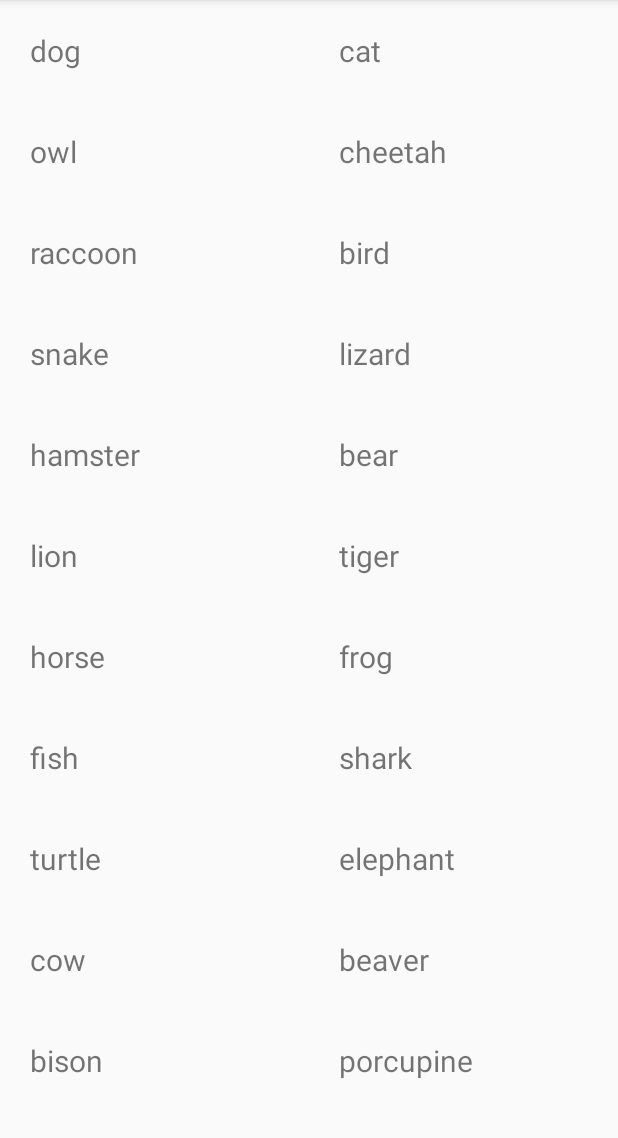
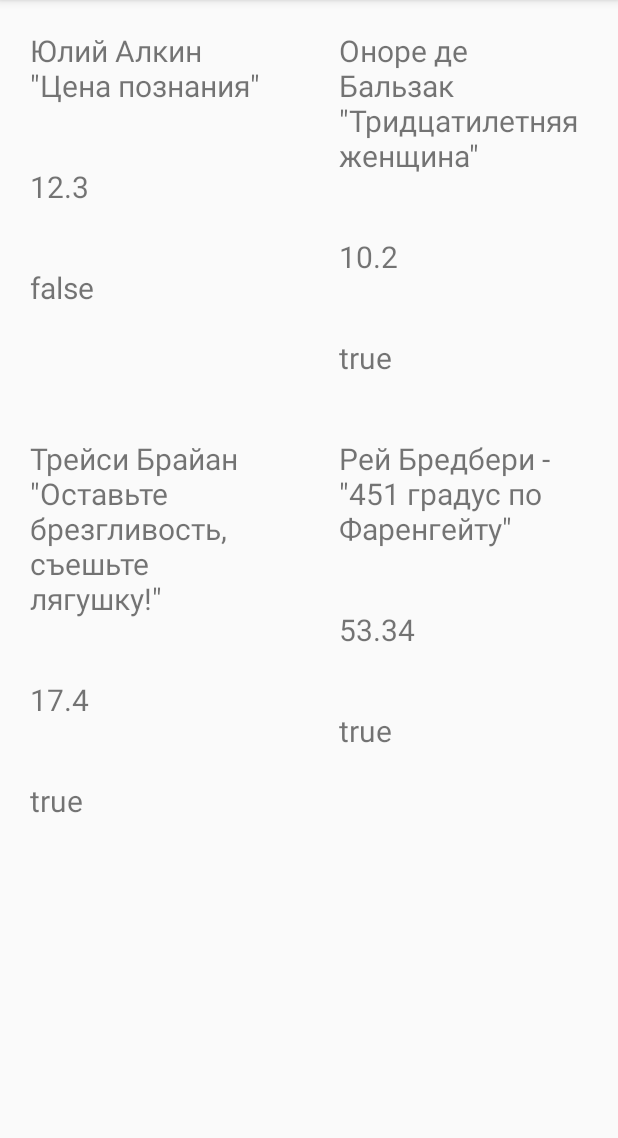
Before and after one commit to yuliyabondarenko/bookstore-android-app, an Android app: the screen it shows after launch (MainActivity), on a phone screen of 412 x 824 dp, the part 84-1222 px from its top. Run offline under Robolectric (Android 15) with nearby library versions, the phone set to English and light mode, and no system bars.

Commit message:
display books (without picture)

```diff
--- a/app/src/main/java/com/jubee/bookstore/AnimalAdapter.kt
+++ b/app/src/main/java/com/jubee/bookstore/BookAdapter.kt
@@ -3,26 +3,27 @@ package com.jubee.bookstore
 import android.view.LayoutInflater
 import android.view.ViewGroup
 import androidx.recyclerview.widget.RecyclerView
-import kotlinx.android.synthetic.main.animal_list_item.view.*
+import com.jubee.bookstore.model.BookModel
+import kotlinx.android.synthetic.main.book_list_item.view.*
 
-public class AnimalAdapter(private val items: ArrayList<String>) :
+public class BookAdapter(private val items: List<BookModel>) :
     RecyclerView.Adapter<RecyclerView.ViewHolder>() {
 
     override fun getItemCount() = items.size
 
-    // Inflates the item views
     override fun onCreateViewHolder(parent: ViewGroup, viewType: Int): RecyclerView.ViewHolder {
         return object : RecyclerView.ViewHolder(
             LayoutInflater.from(parent.context).inflate(
-                R.layout.animal_list_item,
+                R.layout.book_list_item,
                 parent,
                 false
             )
         ) {}
     }
 
-    // Binds each animal in the ArrayList to a view
     override fun onBindViewHolder(holder: RecyclerView.ViewHolder, position: Int) {
-        holder.itemView.tv_animal_type?.text = items[position]
+        holder.itemView.bookName?.text = items[position].name
+        holder.itemView.bookPrice?.text = items[position].price.toString()
+        holder.itemView.bookAbsent?.text = items[position].absent.toString()
     }
 }
--- a/app/src/main/java/com/jubee/bookstore/MainActivity.kt
+++ b/app/src/main/java/com/jubee/bookstore/MainActivity.kt
@@ -3,55 +3,19 @@ package com.jubee.bookstore
 import androidx.appcompat.app.AppCompatActivity
 import android.os.Bundle
 import androidx.recyclerview.widget.GridLayoutManager
+import com.jubee.bookstore.data.StaticData
 import kotlinx.android.synthetic.main.activity_main.*
 
 class MainActivity : AppCompatActivity() {
 
-    private val animals: ArrayList<String> = ArrayList()
+    private val books = StaticData.BOOK_ITEMS;
 
     override fun onCreate(savedInstanceState: Bundle?) {
         super.onCreate(savedInstanceState)
         setContentView(R.layout.activity_main)
 
-        addAnimals()
+        bookRecyclerView.layoutManager = GridLayoutManager(this, 2)
 
-        animalRecyclerView.layoutManager = GridLayoutManager(this, 2)
-
-        animalRecyclerView.adapter = AnimalAdapter(animals)
-    }
-
-    private fun addAnimals() {
-        animals.add("dog")
-        animals.add("cat")
-        animals.add("owl")
-        animals.add("cheetah")
-        animals.add("raccoon")
-        animals.add("bird")
-        animals.add("snake")
-        animals.add("lizard")
-        animals.add("hamster")
-        animals.add("bear")
-        animals.add("lion")
-        animals.add("tiger")
-        animals.add("horse")
-        animals.add("frog")
-        animals.add("fish")
-        animals.add("shark")
-        animals.add("turtle")
-        animals.add("elephant")
-        animals.add("cow")
-        animals.add("beaver")
-        animals.add("bison")
-        animals.add("porcupine")
-        animals.add("rat")
-        animals.add("mouse")
-        animals.add("goose")
-        animals.add("deer")
-        animals.add("fox")
-        animals.add("moose")
-        animals.add("buffalo")
-        animals.add("monkey")
-        animals.add("penguin")
-        animals.add("parrot")
+        bookRecyclerView.adapter = BookAdapter(books)
     }
 }
--- /dev/null
+++ b/app/src/main/java/com/jubee/bookstore/data/StaticData.kt
@@ -0,0 +1,31 @@
+package com.jubee.bookstore.data
+
+import com.jubee.bookstore.model.BookModel
+
+object StaticData {
+    var BOOK_ITEMS: List<BookModel> = listOf(
+        BookModel(1, "Юлий Алкин \"Цена познания\"", null, false, 12.3),
+        BookModel(2, "Оноре де Бальзак \"Тридцатилетняя женщина\"", null, true, 10.2),
+        BookModel(3, "Трейси Брайан \"Оставьте брезгливость, съешьте лягушку!\"", null, true, 17.4),
+        BookModel(4, "Рей Бредбери - \"451 градус по Фаренгейту\"", null, true, 53.34)
+    )
+}
+
+//INSERT INTO book (id, name, price, photo)
+//VALUES (1, 'Юлий Алкин "Цена познания"', 12.3, 'http://fb2-epub.ru/Fantstic/Alkin/Tsiena_poznaniia-Iurii_Alkin.jpg');
+//INSERT INTO book (id, name, price, absent, photo)
+//VALUES (2, 'Оноре де Бальзак "Тридцатилетняя женщина"', 10.2, true, 'http://irecommend.ru/sites/default/files/product-images/75276/ZtWWyVa21Kvl4bYJFfvg.jpg');
+//INSERT INTO book (id, name, price, absent, photo)
+//VALUES (3, 'Трейси Брайан "Оставьте брезгливость, съешьте лягушку!"',  17.4, true,'https://erudyt.com.ua/media/catalog/product/cache/1/image/9df78eab33525d08d6e5fb8d27136e95/1/0/1004187.jpg');
+//INSERT INTO book (id, name, price, photo)
+//VALUES (4,  'Рей Бредбери - "451 градус по Фаренгейту"', 53.34, 'http://loveread.ec/img/photo_books/2039.jpg');
+//INSERT INTO book (id, name, price, photo)
+//VALUES (5, 'Оскар Уайльд - "Портрет Дориана Грея"', 54.4, 'https://audioknigi.club/uploads/topics/preview/00/01/50/05/601970b1ad.jpg');
+//INSERT INTO book (id, name, price, photo)
+//VALUES (6, 'Антуан Франсуа Прево "История кавалера де Грие и Манон Леско"', 11.44, 'https://i.livelib.ru/boocover/1000025434/200/ea35/AntuanFransua_Prevo__Istoriya_kavalera_de_Grie_i_Manon_Lesko.jpg');
+//INSERT INTO book (id, name, price, photo)
+//VALUES (7, 'Владимир Набоков "Лолита"', 41.44, 'https://i.livelib.ru/boocover/1000428291/200/5fe4/Vladimir_Nabokov__Lolita.jpg');
+//INSERT INTO book (id, name, price, photo)
+//VALUES (8, 'Виктор Гюго "Собор Парижской Богоматери"', 11.3, 'https://bookz.ru/pics/sobor-pa_507.jpg');
+//INSERT INTO book (id, name, price, photo)
+//VALUES (9, 'Фарли Моуэт "Never cry wolf" (Не кричи: «Волки!»)"', 11.97, 'https://i.livelib.ru/boocover/1000569470/200/b479/Farli_Mouet__Ne_krichi_volki.jpg');
--- /dev/null
+++ b/app/src/main/java/com/jubee/bookstore/model/BookModel.kt
@@ -0,0 +1,10 @@
+package com.jubee.bookstore.model
+
+
+data class BookModel(
+    val id: Long = 0,
+    var name: String,
+    var photo: String? = null,
+    var absent: Boolean = false,
+    var price: Double
+)
--- a/app/src/main/res/layout/activity_main.xml
+++ b/app/src/main/res/layout/activity_main.xml
@@ -7,7 +7,7 @@
     tools:context=".MainActivity">
 
     <androidx.recyclerview.widget.RecyclerView
-        android:id="@+id/animalRecyclerView"
+        android:id="@+id/bookRecyclerView"
         android:layout_width="match_parent"
         android:layout_height="match_parent"
         app:layout_constraintBottom_toBottomOf="parent"
--- a/app/src/main/res/layout/animal_list_item.xml
+++ /dev/null
@@ -1,14 +0,0 @@
-<?xml version="1.0" encoding="utf-8"?>
-<LinearLayout xmlns:android="http://schemas.android.com/apk/res/android"
-    android:orientation="vertical"
-    android:layout_width="match_parent"
-    android:layout_height="wrap_content">
-
-    <TextView
-        android:id="@+id/tv_animal_type"
-        android:layout_width="match_parent"
-        android:layout_height="wrap_content"
-        android:textSize="20sp"
-        android:padding="20dp"/>
-
-</LinearLayout>
--- /dev/null
+++ b/app/src/main/res/layout/book_list_item.xml
@@ -0,0 +1,28 @@
+<?xml version="1.0" encoding="utf-8"?>
+<LinearLayout xmlns:android="http://schemas.android.com/apk/res/android"
+    android:orientation="vertical"
+    android:layout_width="match_parent"
+    android:layout_height="wrap_content">
+
+    <TextView
+        android:id="@+id/bookName"
+        android:layout_width="match_parent"
+        android:layout_height="wrap_content"
+        android:textSize="20sp"
+        android:padding="20dp"/>
+
+    <TextView
+        android:id="@+id/bookPrice"
+        android:layout_width="match_parent"
+        android:layout_height="wrap_content"
+        android:textSize="20sp"
+        android:padding="20dp"/>
+
+    <TextView
+        android:id="@+id/bookAbsent"
+        android:layout_width="match_parent"
+        android:layout_height="wrap_content"
+        android:textSize="20sp"
+        android:padding="20dp"/>
+
+</LinearLayout>
```
